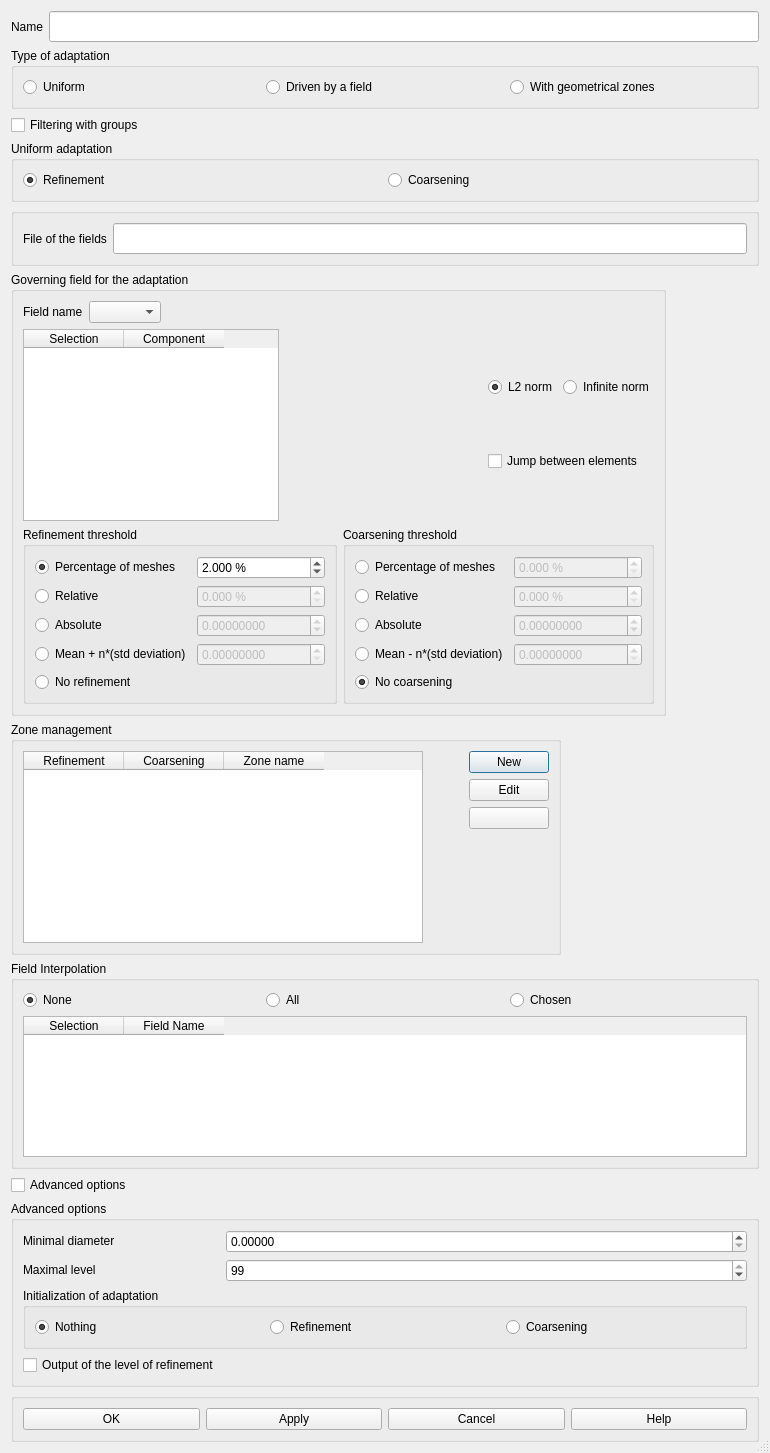
This is src/HOMARDGUI/CreateHypothesis.ui in jschueller/homard as Qt 5 draws it before an edit. The edited form follows.
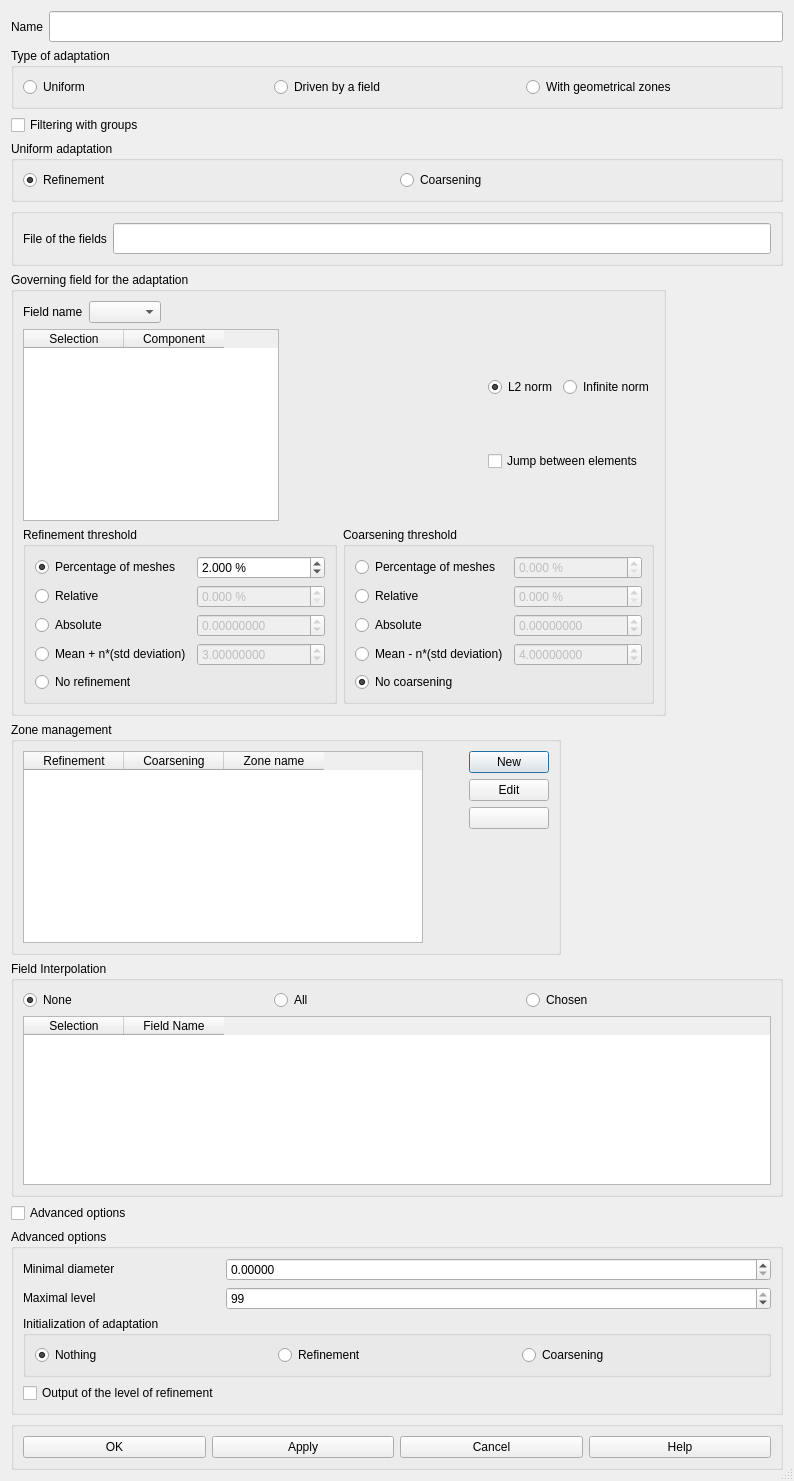
This is the edited form.

The edit to the form file:
```diff
--- a/src/HOMARDGUI/CreateHypothesis.ui
+++ b/src/HOMARDGUI/CreateHypothesis.ui
@@ -6,8 +6,8 @@
    <rect>
     <x>0</x>
     <y>0</y>
-    <width>770</width>
-    <height>1453</height>
+    <width>794</width>
+    <height>1481</height>
    </rect>
   </property>
   <property name="sizePolicy">
@@ -435,7 +435,7 @@
               <number>8</number>
              </property>
              <property name="minimum">
-              <double>0.000000000000000</double>
+              <double>-1000000000000.000000000000000</double>
              </property>
              <property name="maximum">
               <double>1000000000000.000000000000000</double>
@@ -443,6 +443,9 @@
              <property name="singleStep">
               <double>0.100000000000000</double>
              </property>
+             <property name="value">
+              <double>3.000000000000000</double>
+             </property>
             </widget>
            </item>
            <item row="4" column="0">
@@ -567,7 +570,7 @@
               <number>8</number>
              </property>
              <property name="minimum">
-              <double>0.000000000000000</double>
+              <double>-1000000000000.000000000000000</double>
              </property>
              <property name="maximum">
               <double>1000000000000.000000000000000</double>
@@ -575,6 +578,9 @@
              <property name="singleStep">
               <double>0.100000000000000</double>
              </property>
+             <property name="value">
+              <double>4.000000000000000</double>
+             </property>
             </widget>
            </item>
            <item row="4" column="0">
```
Left out of the diff: 14 changed lines with no effect on the pictures.
